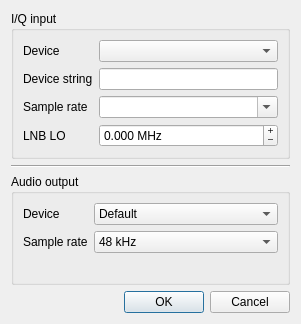
gqrx-sdr/gqrx, file qtgui/ioconfig.ui: the form before one commit.
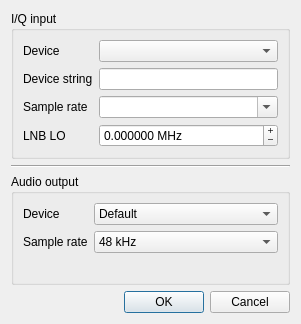
The form after the commit. Icons and pictures are not drawn.

```diff
--- a/qtgui/ioconfig.ui
+++ b/qtgui/ioconfig.ui
@@ -99,7 +99,7 @@
          <string> MHz</string>
         </property>
         <property name="decimals">
-         <number>3</number>
+         <number>6</number>
         </property>
         <property name="minimum">
          <double>-15000.000000000000000</double>
```
